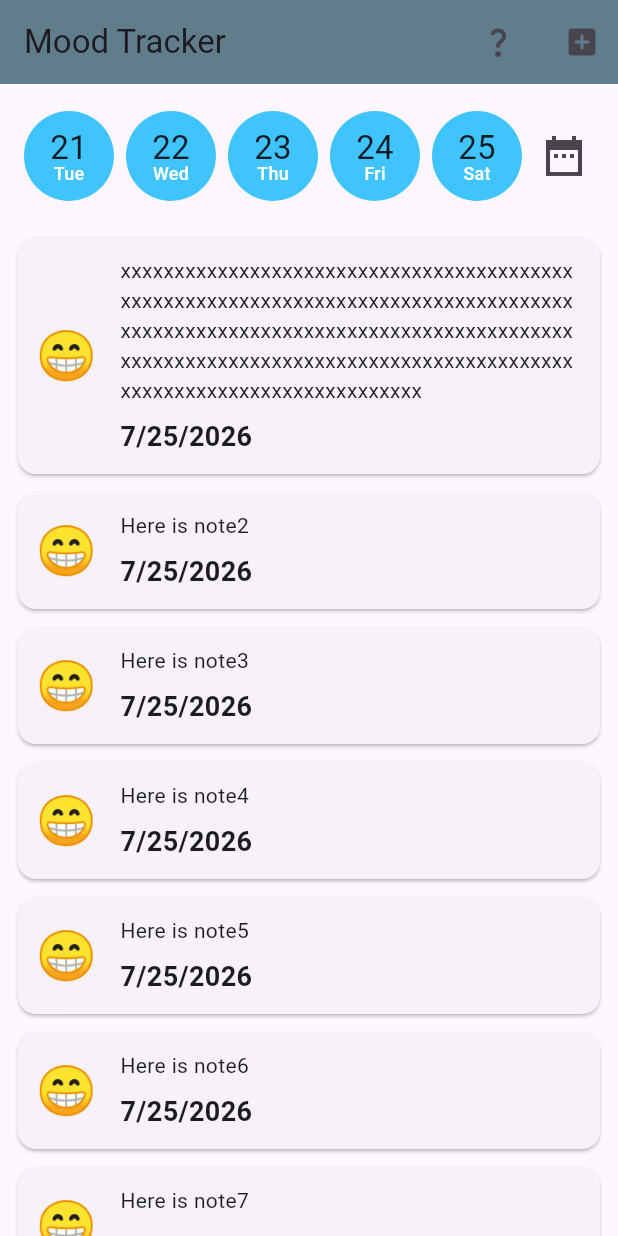
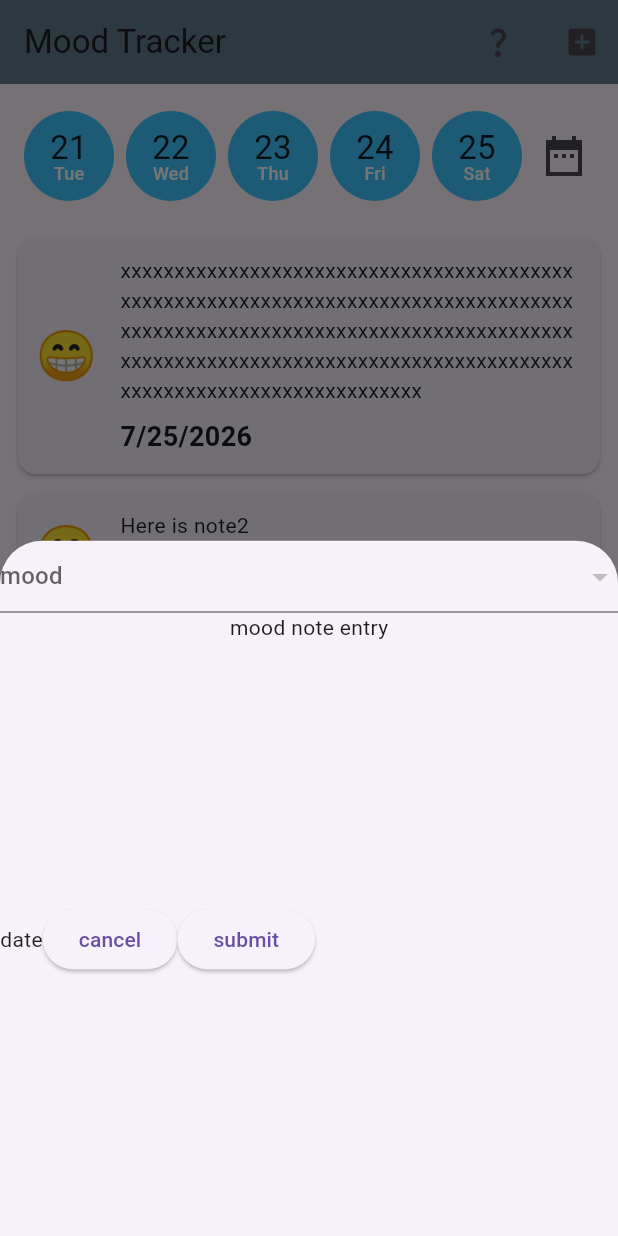
Before and after one commit to fatmanurkoroglu/MoodTracker-Flutter, a Flutter app: the screen it shows after launch, after a tap on the "add box" icon, on a phone screen of 412 x 824 dp. Run offline on Flutter 3.47's test engine with Material 3 defaults, Android fonts, the phone set to English and light mode, and no system bars.

Commit message:
added modal bottom sheet when pressed mood card, day card or add button

```diff
--- /dev/null
+++ b/lib/widgets/mood_tracker_screen/add_edit_mood/add_edit_mood.dart
@@ -0,0 +1,33 @@
+import 'package:flutter/material.dart';
+import 'package:mood_tracker_app_ftmnr/models/mood.dart';
+
+void addEditMoodBottomSheet(BuildContext context) {
+  showModalBottomSheet(
+    context: context,
+    builder: (BuildContext context) {
+      return Column(
+        mainAxisAlignment: MainAxisAlignment.center,
+        children: [
+          //TODO: bu dropdown menuyu stille
+          DropdownButtonFormField(
+            hint: const Text('mood'),
+            items: [],
+            onChanged: (ctx) {},
+          ),
+
+          Text('mood note entry'),
+
+          Expanded(
+            child: Row(
+              children: [
+                Text('date'),
+                ElevatedButton(onPressed: () {}, child: Text('cancel')),
+                ElevatedButton(onPressed: () {}, child: Text('submit')),
+              ],
+            ),
+          ),
+        ],
+      );
+    },
+  );
+}
--- a/lib/widgets/mood_tracker_screen/days_row/day_card.dart
+++ b/lib/widgets/mood_tracker_screen/days_row/day_card.dart
@@ -1,4 +1,5 @@
 import 'package:flutter/material.dart';
+import 'package:mood_tracker_app_ftmnr/widgets/mood_tracker_screen/add_edit_mood/add_edit_mood.dart';
 
 class DayCard extends StatelessWidget {
   const DayCard({super.key, required this.date, required this.dayName});
@@ -12,6 +13,11 @@ class DayCard extends StatelessWidget {
       padding: EdgeInsetsGeometry.symmetric(horizontal: 4),
 
       //TODO: make this cards pressable somehow and it should lead to chosen days' moods screen.
+      child: InkWell(
+        onTap: () {
+          addEditMoodBottomSheet(context);
+        },
+        borderRadius: BorderRadius.circular(30),
         child: CircleAvatar(
           radius: 30,
           backgroundColor: Colors.lightBlueAccent,
@@ -35,6 +41,7 @@ class DayCard extends StatelessWidget {
             ],
           ),
         ),
+      ),
     );
   }
 }
--- a/lib/widgets/mood_tracker_screen/mood_tracker_screen.dart
+++ b/lib/widgets/mood_tracker_screen/mood_tracker_screen.dart
@@ -3,6 +3,7 @@ import 'package:flutter/material.dart';
 import 'package:mood_tracker_app_ftmnr/models/mood.dart';
 import 'package:mood_tracker_app_ftmnr/widgets/mood_tracker_screen/days_row/days_row.dart';
 import 'package:mood_tracker_app_ftmnr/widgets/mood_tracker_screen/moods_list/moods_list.dart';
+import 'package:mood_tracker_app_ftmnr/widgets/mood_tracker_screen/add_edit_mood/add_edit_mood.dart';
 
 class MoodTrackerScreen extends StatefulWidget {
   const MoodTrackerScreen({super.key});
@@ -82,7 +83,12 @@ class _MoodTrackerScreenState extends State<MoodTrackerScreen> {
                 icon: Icon(Icons.question_mark_rounded),
               ),
               const SizedBox(width: 8),
-              IconButton(onPressed: () {}, icon: Icon(Icons.add_box_rounded)),
+              IconButton(
+                onPressed: () {
+                  addEditMoodBottomSheet(context);
+                },
+                icon: Icon(Icons.add_box_rounded),
+              ),
             ],
           ),
         ],
--- a/lib/widgets/mood_tracker_screen/moods_list/mood_item.dart
+++ b/lib/widgets/mood_tracker_screen/moods_list/mood_item.dart
@@ -1,6 +1,7 @@
 import 'package:flutter/material.dart';
 
 import 'package:mood_tracker_app_ftmnr/models/mood.dart';
+import 'package:mood_tracker_app_ftmnr/widgets/mood_tracker_screen/add_edit_mood/add_edit_mood.dart';
 
 class MoodItem extends StatelessWidget {
   const MoodItem({super.key, required this.mood});
@@ -9,7 +10,11 @@ class MoodItem extends StatelessWidget {
 
   @override
   Widget build(BuildContext context) {
-    return Padding(
+    return InkWell(
+      onTap: () {
+        addEditMoodBottomSheet(context);
+      },
+      child: Padding(
         padding: EdgeInsets.symmetric(horizontal: 8, vertical: 2),
         child: Card(
           child: Padding(
@@ -39,6 +44,7 @@ class MoodItem extends StatelessWidget {
             ),
           ),
         ),
+      ),
     );
   }
 }
```
Lines whose indentation alone changed are shown as unchanged.
